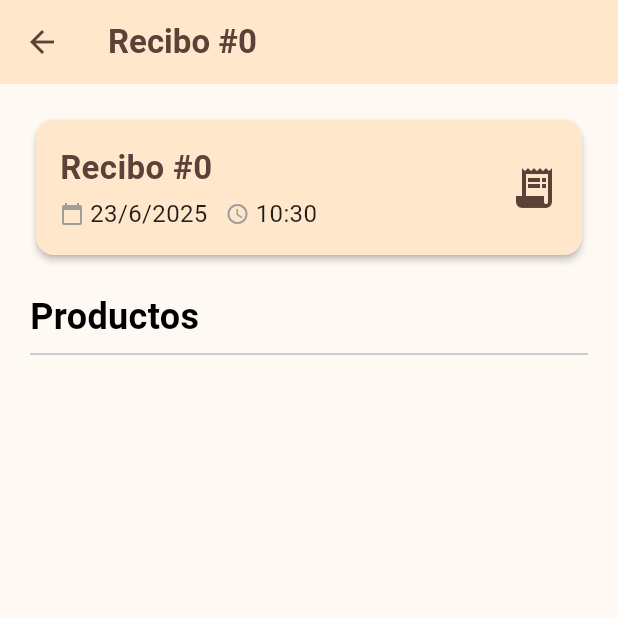
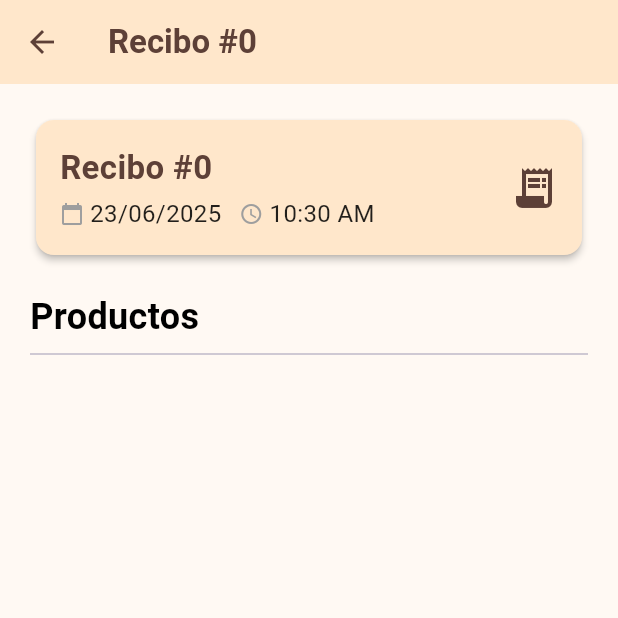
Before and after one commit to CoronelSam/proyecto-pm, a Flutter app: the ReceiptScreen screen opened directly with empty values, on a phone screen of 412 x 824 dp, the top half of it. Run offline on Flutter 3.47's test engine with Material 3 defaults, Android fonts, the light colour scheme and no system bars; our stand-ins replace image_picker, socket_io_client; network calls fail.

Commit message:
feat: añade soporte para compartir en redes sociales y actualiza el formato de precios a L

```diff
--- a/frontend/lib/components/cart_total_section.dart
+++ b/frontend/lib/components/cart_total_section.dart
@@ -19,7 +19,7 @@ class CartTotalSection extends StatelessWidget {
           mainAxisAlignment: MainAxisAlignment.spaceBetween,
           children: [
             const Text("Total:", style: TextStyle(fontSize: 18, fontWeight: FontWeight.bold)),
-            Text("\$${total.toStringAsFixed(2)}", style: const TextStyle(fontSize: 18, fontWeight: FontWeight.bold)),
+            Text("L${total.toStringAsFixed(2)}", style: const TextStyle(fontSize: 18, fontWeight: FontWeight.bold)),
           ],
         ),
         const SizedBox(height: 24),
--- a/frontend/lib/screens/admin/admin_orders_screen.dart
+++ b/frontend/lib/screens/admin/admin_orders_screen.dart
@@ -122,7 +122,7 @@ class _AdminOrdersScreenState extends State<AdminOrdersScreen> {
           final filteredOrders = orders.where((order) {
             final createdAt = order['created_at'];
             if (createdAt == null) return false;
-            final date = DateTime.tryParse(createdAt);
+            final date = DateTime.tryParse(createdAt)?.toLocal();
             if (date == null) return false;
             return date.year == selected.year && date.month == selected.month && date.day == selected.day;
           }).toList();
--- a/frontend/lib/screens/user/receipt_screen.dart
+++ b/frontend/lib/screens/user/receipt_screen.dart
@@ -1,4 +1,5 @@
 import 'package:flutter/material.dart';
+import 'package:intl/intl.dart';
 import '../../utils/app_colors.dart';
 import '../../utils/text_style.dart';
 import 'tracker_order_screen.dart';
@@ -11,9 +12,9 @@ class ReceiptScreen extends StatelessWidget {
   Widget build(BuildContext context) {
     final orderId = order['id']?.toString() ?? '';
     final createdAt = order['created_at'] ?? order['createdAt'] ?? '';
-    final dateTime = DateTime.tryParse(createdAt) ?? DateTime.now();
-    final formattedDate = "${dateTime.day}/${dateTime.month}/${dateTime.year}";
-    final formattedTime = "${dateTime.hour.toString().padLeft(2, '0')}:${dateTime.minute.toString().padLeft(2, '0')}";
+    final dateTime = DateTime.tryParse(createdAt)?.toLocal() ?? DateTime.now();
+    final formattedDate = DateFormat('dd/MM/yyyy').format(dateTime);
+    final formattedTime = DateFormat('hh:mm a').format(dateTime);
     final items = order['OrderItems'] ?? order['items'] ?? [];
 
     return Scaffold(
--- a/frontend/lib/utils/app_colors.dart
+++ b/frontend/lib/utils/app_colors.dart
@@ -11,4 +11,14 @@ class AppColors {
   static const Color productPrice = Color(0xFF795548); // brown[600]
   static const Color productTitle = Colors.black;
   static const Color greeting = Color(0xFF6D4C41); // brown[800]
+
+  static const LinearGradient instagramGradient = LinearGradient(
+    colors: [
+      Color(0xFFF58529),
+      Color(0xFFDD2A7B),
+      Color(0xFF515BD4),
+    ],
+    begin: Alignment.topLeft,
+    end: Alignment.bottomRight,
+  );
 }
--- a/frontend/pubspec.yaml
+++ b/frontend/pubspec.yaml
@@ -16,9 +16,10 @@ dependencies:
   http: ^1.4.0
   image_picker: ^1.1.2
   intl: ^0.20.2
+  logging: ^1.2.0
   provider: ^6.1.5
   socket_io_client: ^3.1.2
-  logging: ^1.2.0
+  url_launcher: ^6.3.1
 
 dev_dependencies:
   flutter_lints: ^5.0.0
```
Also changed, not shown: frontend/lib/components/app_drawer.dart (+35 -0 lines), frontend/pubspec.lock, 1 other file.
